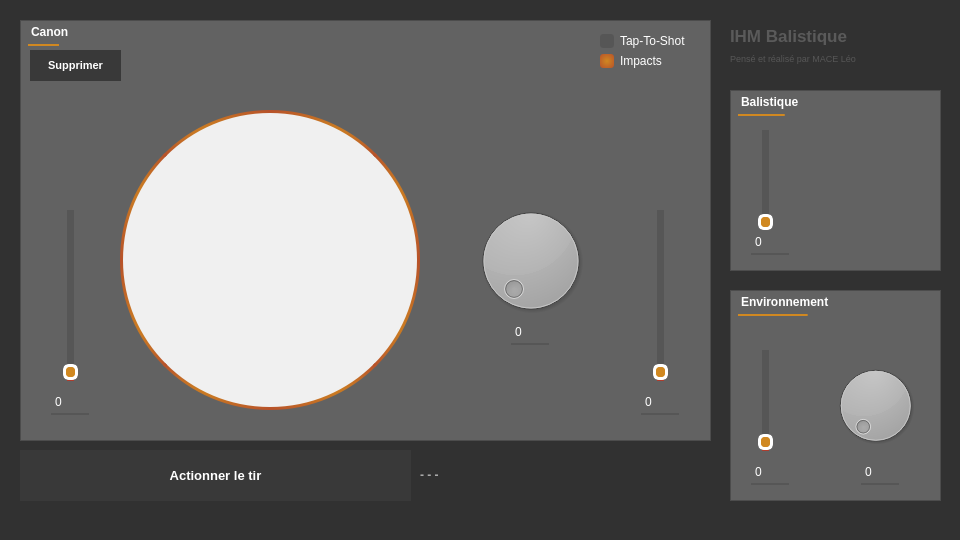
This is IHM/mainwindow.ui in Tenlutshy/IHM_Balistique as Qt 5 draws it before an edit. The edited form follows.
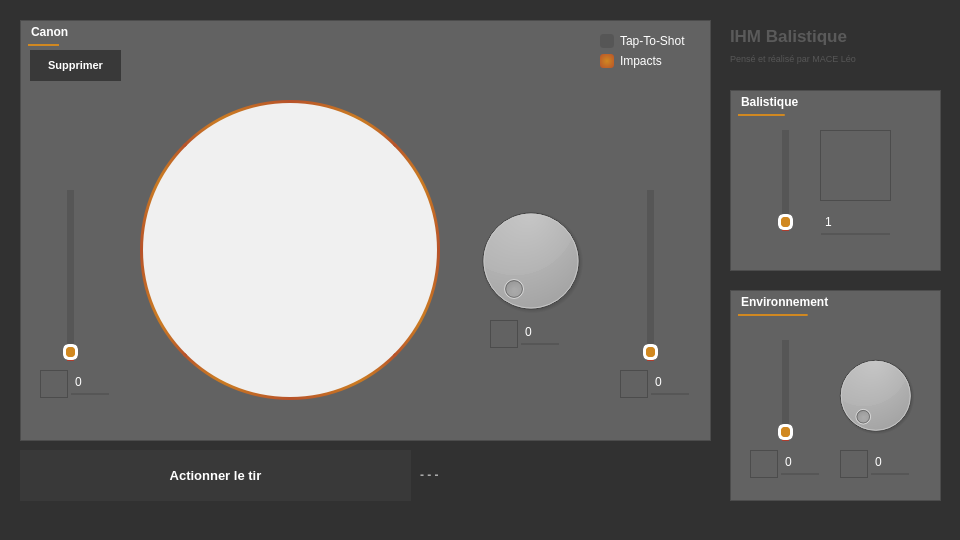
This is the edited form. Icons and pictures are not drawn.

Diff of the .ui file:
```diff
--- a/IHM/mainwindow.ui
+++ b/IHM/mainwindow.ui
@@ -51,7 +51,7 @@
      <property name="geometry">
       <rect>
        <x>20</x>
-       <y>190</y>
+       <y>170</y>
        <width>61</width>
        <height>171</height>
       </rect>
@@ -103,8 +103,8 @@
     <widget class="QSlider" name="canonInclinaison">
      <property name="geometry">
       <rect>
-       <x>610</x>
-       <y>190</y>
+       <x>600</x>
+       <y>170</y>
        <width>61</width>
        <height>171</height>
       </rect>
@@ -156,8 +156,8 @@
     <widget class="QWidget" name="touchableZone" native="true">
      <property name="geometry">
       <rect>
-       <x>100</x>
-       <y>90</y>
+       <x>120</x>
+       <y>80</y>
        <width>300</width>
        <height>300</height>
       </rect>
@@ -250,8 +250,8 @@
     <widget class="QSpinBox" name="te_cpow">
      <property name="geometry">
       <rect>
-       <x>30</x>
-       <y>370</y>
+       <x>50</x>
+       <y>350</y>
        <width>40</width>
        <height>25</height>
       </rect>
@@ -292,7 +292,7 @@
     <widget class="QSpinBox" name="te_cdir">
      <property name="geometry">
       <rect>
-       <x>490</x>
+       <x>500</x>
        <y>300</y>
        <width>40</width>
        <height>25</height>
@@ -343,8 +343,8 @@
     <widget class="QSpinBox" name="te_cinc">
      <property name="geometry">
       <rect>
-       <x>620</x>
-       <y>370</y>
+       <x>630</x>
+       <y>350</y>
        <width>40</width>
        <height>25</height>
       </rect>
@@ -498,6 +498,63 @@
       <bool>false</bool>
      </property>
     </widget>
+    <widget class="QFrame" name="frame_5">
+     <property name="geometry">
+      <rect>
+       <x>470</x>
+       <y>300</y>
+       <width>28</width>
+       <height>28</height>
+      </rect>
+     </property>
+     <property name="styleSheet">
+      <string notr="true">image: url(:/images/voyage.png);</string>
+     </property>
+     <property name="frameShape">
+      <enum>QFrame::StyledPanel</enum>
+     </property>
+     <property name="frameShadow">
+      <enum>QFrame::Raised</enum>
+     </property>
+    </widget>
+    <widget class="QFrame" name="frame_7">
+     <property name="geometry">
+      <rect>
+       <x>600</x>
+       <y>350</y>
+       <width>28</width>
+       <height>28</height>
+      </rect>
+     </property>
+     <property name="styleSheet">
+      <string notr="true">image: url(:/images/angle.png);</string>
+     </property>
+     <property name="frameShape">
+      <enum>QFrame::StyledPanel</enum>
+     </property>
+     <property name="frameShadow">
+      <enum>QFrame::Raised</enum>
+     </property>
+    </widget>
+    <widget class="QFrame" name="frame_8">
+     <property name="geometry">
+      <rect>
+       <x>20</x>
+       <y>350</y>
+       <width>28</width>
+       <height>28</height>
+      </rect>
+     </property>
+     <property name="styleSheet">
+      <string notr="true">image: url(:/images/explosion-de-bombe.png);</string>
+     </property>
+     <property name="frameShape">
+      <enum>QFrame::StyledPanel</enum>
+     </property>
+     <property name="frameShadow">
+      <enum>QFrame::Raised</enum>
+     </property>
+    </widget>
    </widget>
    <widget class="QFrame" name="frame_2">
     <property name="geometry">
@@ -551,7 +608,7 @@
     <widget class="QSlider" name="projPoids">
      <property name="geometry">
       <rect>
-       <x>20</x>
+       <x>40</x>
        <y>40</y>
        <width>31</width>
        <height>101</height>
@@ -607,9 +664,9 @@
     <widget class="QSpinBox" name="te_projPoids">
      <property name="geometry">
       <rect>
-       <x>20</x>
-       <y>140</y>
-       <width>40</width>
+       <x>90</x>
+       <y>120</y>
+       <width>71</width>
        <height>25</height>
       </rect>
      </property>
@@ -642,10 +699,32 @@
 }
 </string>
      </property>
+     <property name="minimum">
+      <number>1</number>
+     </property>
      <property name="maximum">
       <number>5</number>
      </property>
     </widget>
+    <widget class="QFrame" name="frame_4">
+     <property name="geometry">
+      <rect>
+       <x>90</x>
+       <y>40</y>
+       <width>71</width>
+       <height>71</height>
+      </rect>
+     </property>
+     <property name="styleSheet">
+      <string notr="true">image: url(:/images/poids.png);</string>
+     </property>
+     <property name="frameShape">
+      <enum>QFrame::StyledPanel</enum>
+     </property>
+     <property name="frameShadow">
+      <enum>QFrame::Raised</enum>
+     </property>
+    </widget>
    </widget>
    <widget class="QFrame" name="frame_3">
     <property name="geometry">
@@ -669,7 +748,7 @@
      <property name="geometry">
       <rect>
        <x>100</x>
-       <y>70</y>
+       <y>60</y>
        <width>91</width>
        <height>91</height>
       </rect>
@@ -690,8 +769,8 @@
     <widget class="QSlider" name="windPower">
      <property name="geometry">
       <rect>
-       <x>20</x>
-       <y>60</y>
+       <x>40</x>
+       <y>50</y>
        <width>31</width>
        <height>101</height>
       </rect>
@@ -774,8 +853,8 @@
     <widget class="QSpinBox" name="te_wpow">
      <property name="geometry">
       <rect>
-       <x>20</x>
-       <y>170</y>
+       <x>50</x>
+       <y>160</y>
        <width>40</width>
        <height>25</height>
       </rect>
@@ -816,8 +895,8 @@
     <widget class="QSpinBox" name="te_wdir">
      <property name="geometry">
       <rect>
-       <x>130</x>
-       <y>170</y>
+       <x>140</x>
+       <y>160</y>
        <width>40</width>
        <height>25</height>
       </rect>
@@ -855,6 +934,44 @@
       <number>359</number>
      </property>
     </widget>
+    <widget class="QFrame" name="frame_6">
+     <property name="geometry">
+      <rect>
+       <x>110</x>
+       <y>160</y>
+       <width>28</width>
+       <height>28</height>
+      </rect>
+     </property>
+     <property name="styleSheet">
+      <string notr="true">image: url(:/images/voyage.png);</string>
+     </property>
+     <property name="frameShape">
+      <enum>QFrame::StyledPanel</enum>
+     </property>
+     <property name="frameShadow">
+      <enum>QFrame::Raised</enum>
+     </property>
+    </widget>
+    <widget class="QFrame" name="frame_9">
+     <property name="geometry">
+      <rect>
+       <x>20</x>
+       <y>160</y>
+       <width>28</width>
+       <height>28</height>
+      </rect>
+     </property>
+     <property name="styleSheet">
+      <string notr="true">image: url(:/images/explosion-de-bombe.png);</string>
+     </property>
+     <property name="frameShape">
+      <enum>QFrame::StyledPanel</enum>
+     </property>
+     <property name="frameShadow">
+      <enum>QFrame::Raised</enum>
+     </property>
+    </widget>
    </widget>
    <widget class="QPushButton" name="shotBtn">
     <property name="geometry">
```
